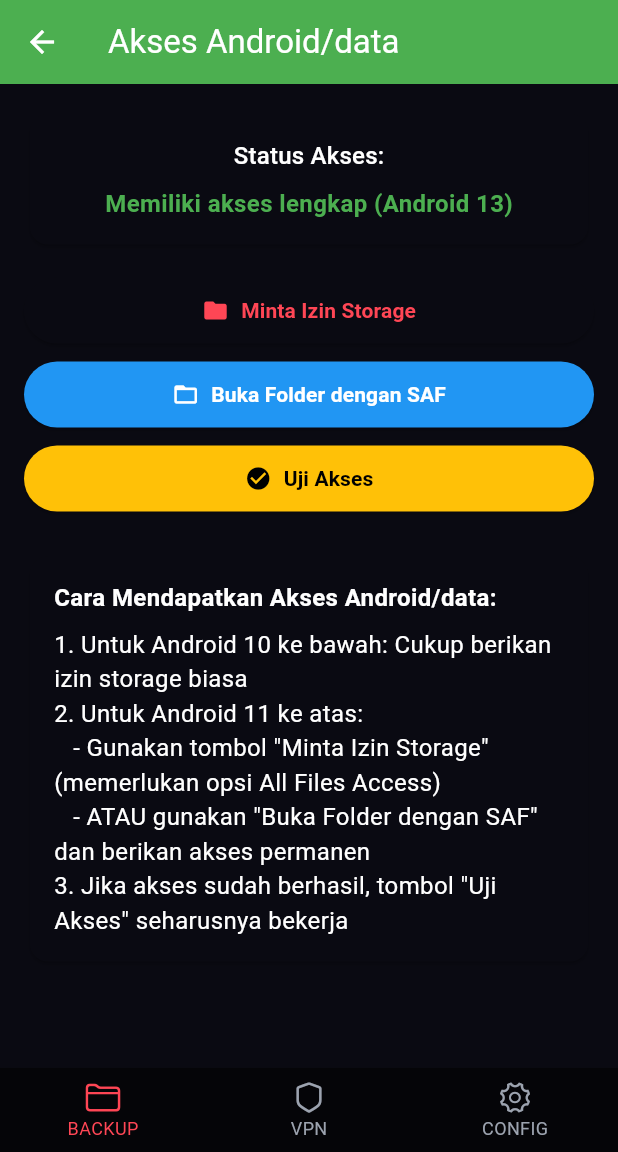
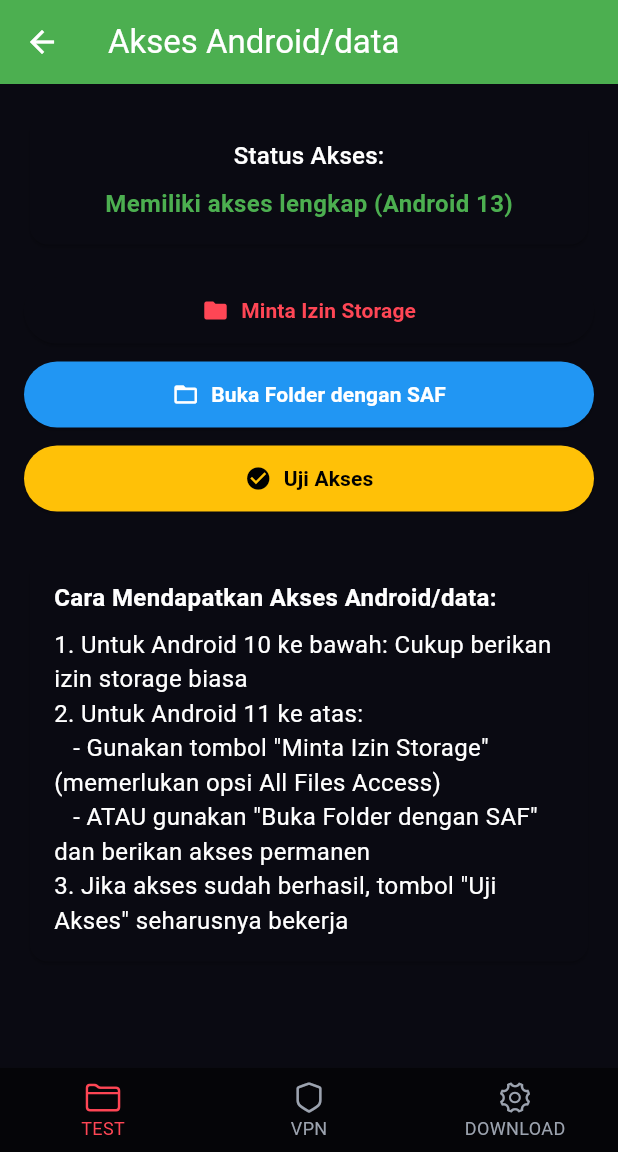
Before and after one commit to RickyFirmansyah27/flutter-lynx-gaming, a Flutter app: the TabsScreen screen opened directly, on a phone screen of 412 x 824 dp, the part 84-1236 px from its top. Run offline on Flutter 3.47's test engine with Material 3 defaults, Android fonts, the phone set to English and light mode, and no system bars; our stand-ins replace device_info_plus, dio, permission_handler, shared_preferences; missing offline and left inert: android_intent_plus, flutter_v2ray; accounts and stored records are empty; network calls fail; Roboto replaces fonts that are missing (Orbitron, Orbitron-Bold, Rajdhani).

Commit message:
fix button

```diff
--- a/lib/screens/layout.dart
+++ b/lib/screens/layout.dart
@@ -55,7 +55,7 @@ class _TabsScreenState extends State<TabsScreen> {
         items: const [
           BottomNavigationBarItem(
             icon: Icon(CupertinoIcons.folder),
-            label: 'BACKUP',
+            label: 'TEST',
           ),
           BottomNavigationBarItem(
             icon: Icon(CupertinoIcons.shield),
@@ -63,7 +63,7 @@ class _TabsScreenState extends State<TabsScreen> {
           ),
            BottomNavigationBarItem(
             icon: Icon(CupertinoIcons.gear),
-            label: 'CONFIG',
+            label: 'DOWNLOAD',
           ),
         ],
       ),
```
